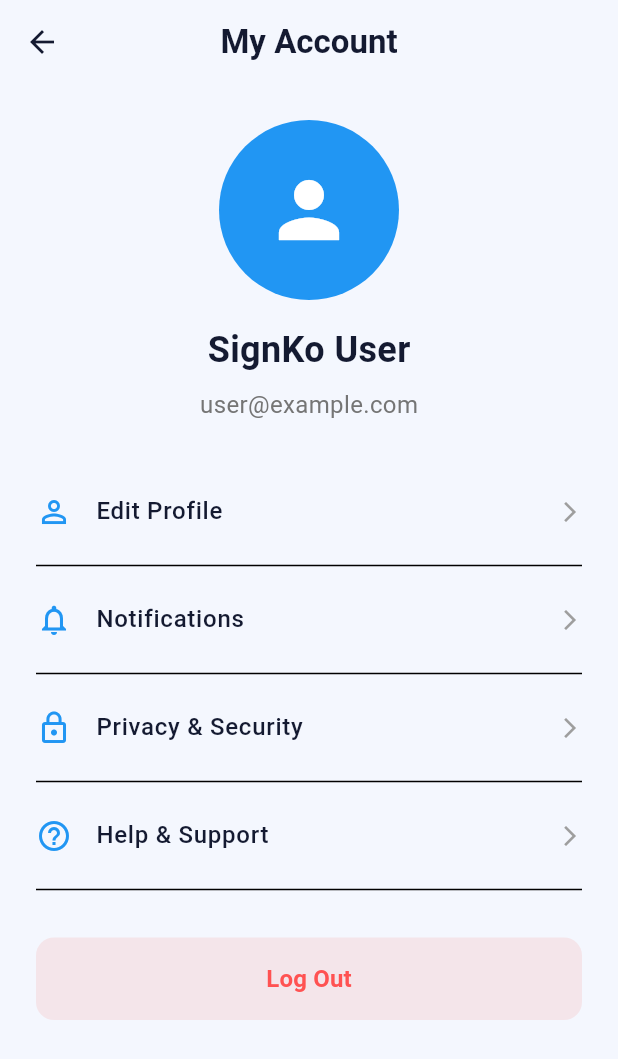
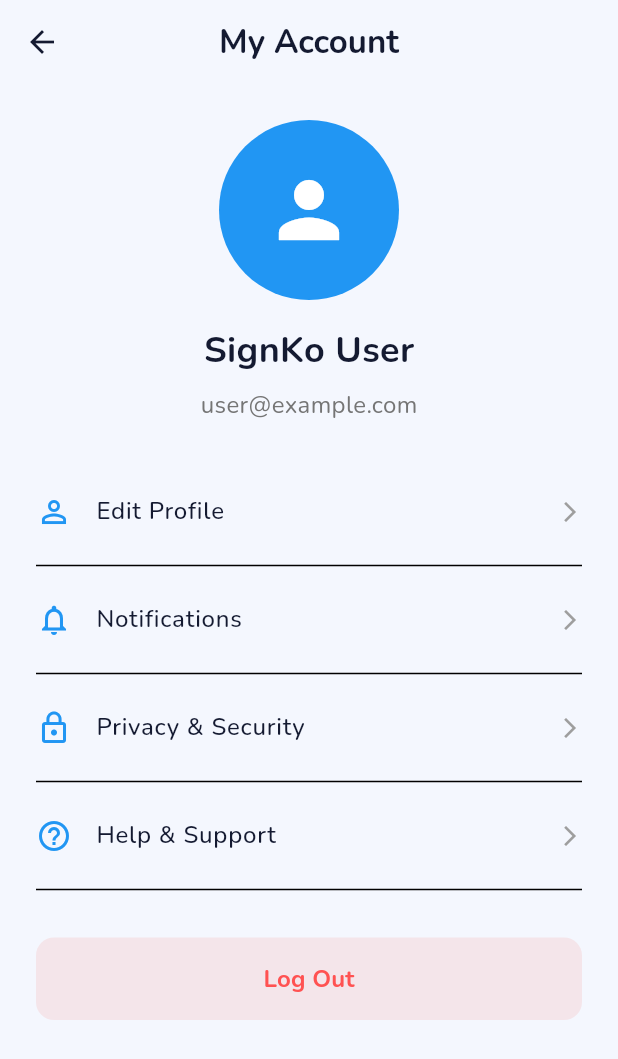
Before and after one commit to waeijn/signko, a Flutter app: the screen it shows after launch, after a tap on "Get Started", after a tap on "Text to Sign", after a tap on the "account circle" icon, on a phone screen of 412 x 824 dp. Shown: the top 1059 px of the screen. Run offline on Flutter 3.47's test engine with Material 3 defaults, Android fonts, the phone set to English and light mode, and no system bars; our stand-ins replace flutter_riverpod, google_fonts, hive_flutter, speech_to_text; accounts and stored records are empty.

Commit message:
feat: complete frontend-backend integration and UI polish
- Wired TranslationView to FastAPI backend via HTTP POST

- Implemented new transparent Canva logos across UI

- Applied global Nunito typography using google_fonts

- Fixed STT race condition causing text field to not clear on send

- Added pulsating red border animation to active microphone state

```diff
--- a/app/lib/features/splash/splash_view.dart
+++ b/app/lib/features/splash/splash_view.dart
@@ -17,8 +17,8 @@ class SplashView extends StatelessWidget {
 
               // Logo Image
               Image.asset(
-                'assets/logo.png',
-                width: 250,
+                'assets/logo/logo.png',
+                width: 350, // Increased to account for the 512x512 transparent padding
                 fit: BoxFit.contain,
               ),
 
--- a/app/lib/features/translation/translation_view.dart
+++ b/app/lib/features/translation/translation_view.dart
@@ -1,6 +1,8 @@
 import 'package:flutter/material.dart';
 import 'package:flutter_riverpod/flutter_riverpod.dart';
 import 'package:speech_to_text/speech_to_text.dart' as stt;
+import 'package:http/http.dart' as http;
+import 'dart:convert';
 import '../account/account_view.dart';
 
 enum TranslationMode { signToText, textToSign }
@@ -21,6 +23,7 @@ class _TranslationViewState extends ConsumerState<TranslationView> {
   bool _isTranslating = false;
   bool _showVideoMock = false;
   String _lastSentText = '';
+  String? _videoUrl;
 
   @override
   void initState() {
@@ -38,6 +41,12 @@ class _TranslationViewState extends ConsumerState<TranslationView> {
     final text = _textController.text.trim();
     if (text.isEmpty) return;
 
+    // Automatically mute/stop the microphone if it was listening when they hit send
+    if (_isListening) {
+      _speech.cancel(); // cancel() prevents the plugin from sending one last onResult callback
+      _isListening = false;
+    }
+
     FocusScope.of(context).unfocus();
     setState(() {
       _isTranslating = true;
@@ -46,13 +55,52 @@ class _TranslationViewState extends ConsumerState<TranslationView> {
       _textController.clear();
     });
 
-    await Future.delayed(const Duration(seconds: 2));
+    try {
+      // Connect to the local FastAPI backend (127.0.0.1 since we are on Web/Edge)
+      final response = await http.post(
+        Uri.parse('http://127.0.0.1:8000/translate'),
+        headers: {
+          'Content-Type': 'application/json',
+          'X-API-Key': 'signko_dev_api_key_998877', // Our secret API key
+        },
+        body: jsonEncode({'text': text}),
+      );
+
+      if (response.statusCode == 200) {
+        final data = jsonDecode(response.body);
+        final videoUrl = data['video_url'];
 
         if (mounted) {
           setState(() {
+            _videoUrl = videoUrl;
             _isTranslating = false;
             _showVideoMock = true;
           });
+          ScaffoldMessenger.of(context).showSnackBar(
+            SnackBar(
+              content: Text('Successfully loaded video from database!'),
+              backgroundColor: Colors.green,
+            ),
+          );
+        }
+      } else {
+        throw Exception('Failed to translate');
+      }
+    } catch (e) {
+      if (mounted) {
+        ScaffoldMessenger.of(context).showSnackBar(
+          SnackBar(
+            content: Text('Error connecting to backend: $e'),
+            backgroundColor: Colors.red,
+          ),
+        );
+      }
+    } finally {
+      if (mounted) {
+        setState(() {
+          _isTranslating = false;
+        });
+      }
     }
   }
 
@@ -61,7 +109,7 @@ class _TranslationViewState extends ConsumerState<TranslationView> {
       bool available = await _speech.initialize(
         onStatus: (val) {
           if (val == 'done') {
-            setState(() => _isListening = false);
+            if (mounted) setState(() => _isListening = false);
           }
         },
         onError: (val) => print('onError: $val'),
@@ -69,14 +117,19 @@ class _TranslationViewState extends ConsumerState<TranslationView> {
       if (available) {
         setState(() => _isListening = true);
         _speech.listen(
-          onResult: (val) => setState(() {
+          onResult: (val) {
+            // Only update text if we are still actively listening
+            if (_isListening && mounted) {
+              setState(() {
                 _textController.text = val.recognizedWords;
-          }),
+              });
+            }
+          },
         );
       }
     } else {
       setState(() => _isListening = false);
-      _speech.stop();
+      _speech.cancel(); // cancel() instead of stop() drops late callbacks
     }
   }
 
@@ -88,10 +141,16 @@ class _TranslationViewState extends ConsumerState<TranslationView> {
         appBar: AppBar(
           elevation: 0,
           centerTitle: false,
-          title: Image.asset(
-            'assets/logo.png',
-            height: 32, // slightly smaller since it's on the left
+          title: Padding(
+            padding: const EdgeInsets.only(left: 12.0),
+            child: Transform.scale(
+              scale: 2.5, // Scales up the image to counteract the large 512x512 transparent padding
+              child: Image.asset(
+                'assets/logo/text.png',
+                height: 32,
                 fit: BoxFit.contain,
+              ),
+            ),
           ),
           actions: [
             IconButton(
@@ -172,20 +231,26 @@ class _TranslationViewState extends ConsumerState<TranslationView> {
             if (_currentMode == TranslationMode.textToSign)
               Padding(
                 padding: const EdgeInsets.all(16.0),
-                child: Container(
+                child: AnimatedContainer(
+                  duration: const Duration(milliseconds: 300),
                   decoration: BoxDecoration(
                       color: Theme.of(context).colorScheme.surface,
                       borderRadius: BorderRadius.circular(30),
                       border: Border.all(
-                          color: Theme.of(context)
+                          color: _isListening
+                              ? Colors.red.withValues(alpha: 0.5)
+                              : Theme.of(context)
                                   .colorScheme
                                   .onSurface
-                              .withValues(alpha: 0.1)),
+                                  .withValues(alpha: 0.1),
+                          width: _isListening ? 2.0 : 1.0),
                       boxShadow: [
                         BoxShadow(
-                          color: Colors.black.withValues(alpha: 0.05),
+                          color: _isListening
+                              ? Colors.red.withValues(alpha: 0.15)
+                              : Colors.black.withValues(alpha: 0.05),
                           offset: const Offset(0, 4),
-                          blurRadius: 10,
+                          blurRadius: _isListening ? 15 : 10,
                         )
                       ]),
                   child: TextField(
@@ -355,11 +420,37 @@ class _TranslationViewState extends ConsumerState<TranslationView> {
                           .onSurface
                           .withValues(alpha: 0.1)),
                 ),
-                child: const Center(
-                  child: Icon(
+                child: Center(
+                  child: Column(
+                    mainAxisAlignment: MainAxisAlignment.center,
+                    children: [
+                      const Icon(
                         Icons.play_circle_fill,
                         size: 64,
                         color: Colors.grey,
+                      ),
+                      if (_videoUrl != null) ...[
+                        const SizedBox(height: 16),
+                        Text(
+                          'Backend Path:',
+                          style: TextStyle(
+                              color: Colors.grey.shade600, fontSize: 12),
+                        ),
+                        const SizedBox(height: 4),
+                        Padding(
+                          padding: const EdgeInsets.symmetric(horizontal: 16.0),
+                          child: Text(
+                            _videoUrl!,
+                            textAlign: TextAlign.center,
+                            style: TextStyle(
+                              color: Theme.of(context).colorScheme.primary,
+                              fontWeight: FontWeight.bold,
+                              fontSize: 14,
+                            ),
+                          ),
+                        ),
+                      ]
+                    ],
                   ),
                 ),
               ),
--- a/app/lib/theme/app_theme.dart
+++ b/app/lib/theme/app_theme.dart
@@ -1,5 +1,6 @@
 import 'package:flutter/material.dart';
 import 'package:flutter_riverpod/flutter_riverpod.dart';
+import 'package:google_fonts/google_fonts.dart';
 
 final themeModeProvider = StateProvider<ThemeMode>((ref) => ThemeMode.light);
 
@@ -14,7 +15,7 @@ class AppTheme {
   static const Color _darkNavyCard = Color(0xFF1F2642); // Dark mode card
 
   static ThemeData get lightTheme {
-    return ThemeData(
+    final base = ThemeData(
       brightness: Brightness.light,
       primaryColor: _deepBlue,
       scaffoldBackgroundColor: _iceBlue,
@@ -37,10 +38,13 @@ class AppTheme {
         surfaceContainerHighest: Colors.white, // White cards on ice blue bg
       ),
     );
+    return base.copyWith(
+      textTheme: GoogleFonts.nunitoTextTheme(base.textTheme),
+    );
   }
 
   static ThemeData get darkTheme {
-    return ThemeData(
+    final base = ThemeData(
       brightness: Brightness.dark,
       primaryColor: _accentCyan,
       scaffoldBackgroundColor: _darkNavy,
@@ -64,5 +68,8 @@ class AppTheme {
             Color(0xFF2A3357), // Slightly lighter dark navy for cards
       ),
     );
+    return base.copyWith(
+      textTheme: GoogleFonts.nunitoTextTheme(base.textTheme),
+    );
   }
 }
--- a/app/pubspec.yaml
+++ b/app/pubspec.yaml
@@ -30,6 +30,7 @@ dependencies:
 
   # UI and Utilities
   cupertino_icons: ^1.0.8
+  google_fonts: ^8.2.1
 
 dev_dependencies:
   flutter_test:
```
Also changed, not shown: app/assets/logo/icon.png, app/assets/logo/logo.png, app/assets/logo/text.png, app/pubspec.lock. Lines whose indentation alone changed are shown as unchanged.
